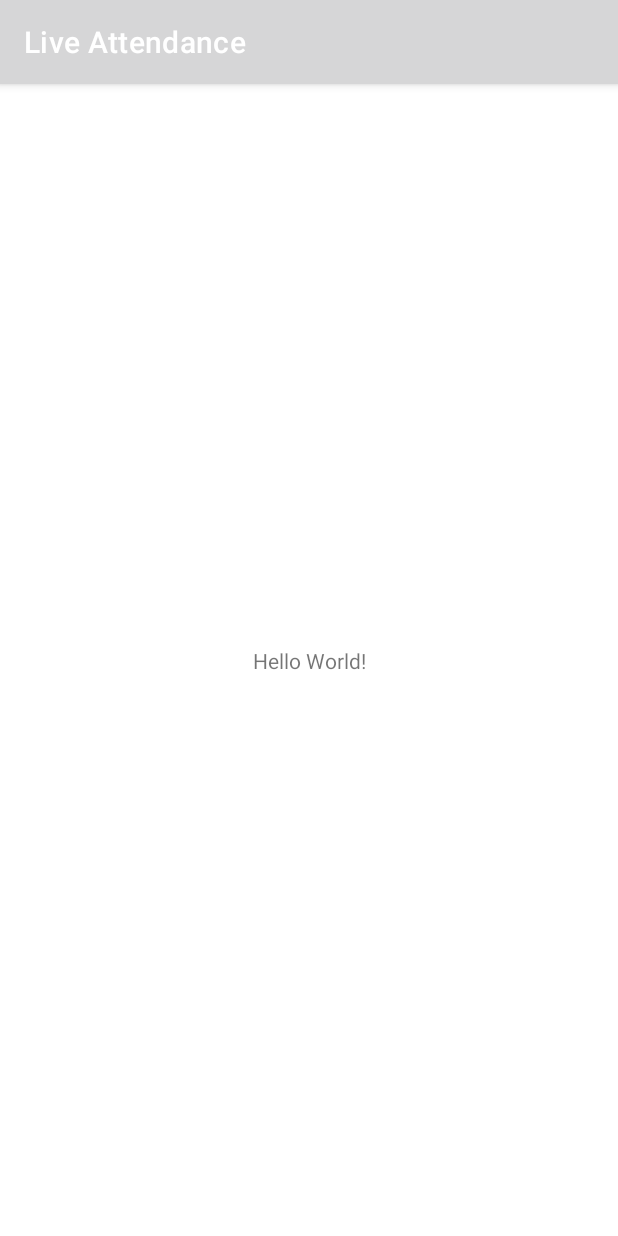
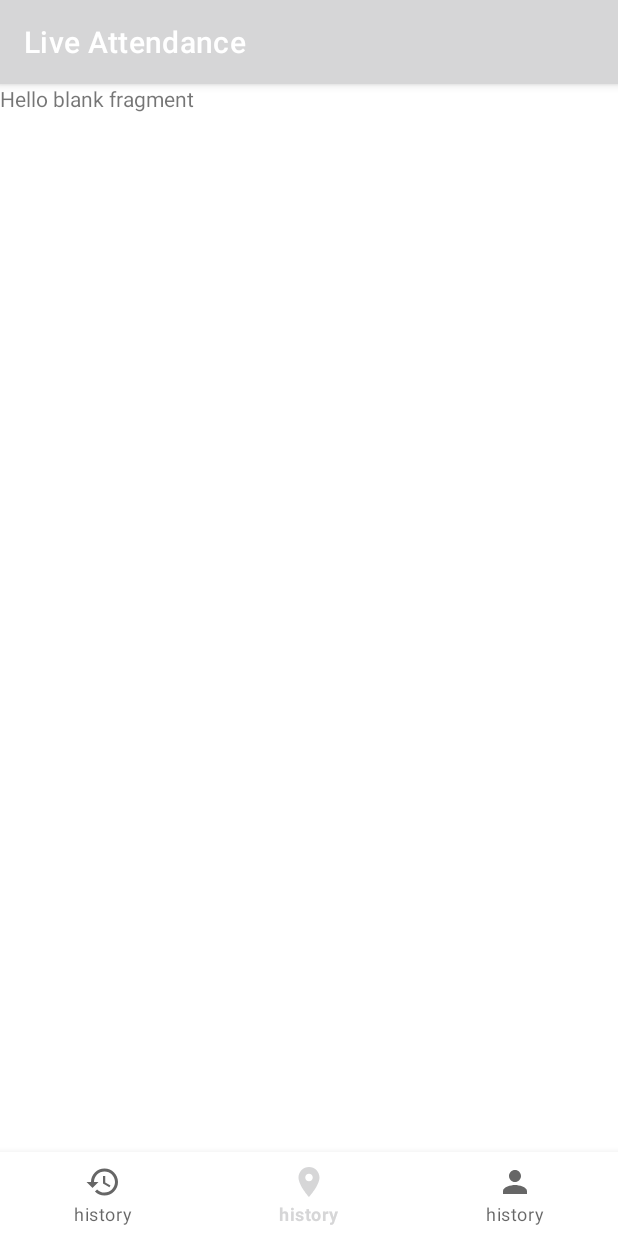
Before and after one commit to ridaangga/android-live-attendance-app, an Android app: the screen it shows after launch (MainActivity), on a phone screen of 412 x 824 dp. Run offline under Robolectric (Android 15) with nearby library versions, the phone set to English and light mode, and no system bars.

Commit message:
ui:prepare MainActivity for display HistoryFragment, AttendanceFragment,UserFragment

```diff
--- a/app/src/main/AndroidManifest.xml
+++ b/app/src/main/AndroidManifest.xml
@@ -21,7 +21,7 @@
             android:name=".SplashActivity"
             android:exported="false" />
         <activity
-            android:name=".MainActivity"
+            android:name=".views.main.MainActivity"
             android:exported="true">
             <intent-filter>
                 <action android:name="android.intent.action.MAIN" />
--- a/app/src/main/java/com/example/liveattendance/MainActivity.kt
+++ /dev/null
@@ -1,11 +0,0 @@
-package com.example.liveattendance
-
-import androidx.appcompat.app.AppCompatActivity
-import android.os.Bundle
-
-class MainActivity : AppCompatActivity() {
-    override fun onCreate(savedInstanceState: Bundle?) {
-        super.onCreate(savedInstanceState)
-        setContentView(R.layout.activity_main)
-    }
-}
--- /dev/null
+++ b/app/src/main/java/com/example/liveattendance/views/attendance/AttendanceFragment.kt
@@ -0,0 +1,60 @@
+package com.example.liveattendance.views.attendance
+
+import android.os.Bundle
+import androidx.fragment.app.Fragment
+import android.view.LayoutInflater
+import android.view.View
+import android.view.ViewGroup
+import com.example.liveattendance.R
+
+// TODO: Rename parameter arguments, choose names that match
+// the fragment initialization parameters, e.g. ARG_ITEM_NUMBER
+private const val ARG_PARAM1 = "param1"
+private const val ARG_PARAM2 = "param2"
+
+/**
+ * A simple [Fragment] subclass.
+ * Use the [AttendanceFragment.newInstance] factory method to
+ * create an instance of this fragment.
+ */
+class AttendanceFragment : Fragment() {
+    // TODO: Rename and change types of parameters
+    private var param1: String? = null
+    private var param2: String? = null
+
+    override fun onCreate(savedInstanceState: Bundle?) {
+        super.onCreate(savedInstanceState)
+        arguments?.let {
+            param1 = it.getString(ARG_PARAM1)
+            param2 = it.getString(ARG_PARAM2)
+        }
+    }
+
+    override fun onCreateView(
+        inflater: LayoutInflater, container: ViewGroup?,
+        savedInstanceState: Bundle?
+    ): View? {
+        // Inflate the layout for this fragment
+        return inflater.inflate(R.layout.fragment_attendance, container, false)
+    }
+
+    companion object {
+        /**
+         * Use this factory method to create a new instance of
+         * this fragment using the provided parameters.
+         *
+         * @param param1 Parameter 1.
+         * @param param2 Parameter 2.
+         * @return A new instance of fragment AttendanceFragment.
+         */
+        // TODO: Rename and change types and number of parameters
+        @JvmStatic
+        fun newInstance(param1: String, param2: String) =
+            AttendanceFragment().apply {
+                arguments = Bundle().apply {
+                    putString(ARG_PARAM1, param1)
+                    putString(ARG_PARAM2, param2)
+                }
+            }
+    }
+}
--- /dev/null
+++ b/app/src/main/java/com/example/liveattendance/views/main/MainActivity.kt
@@ -0,0 +1,62 @@
+@file:Suppress("DEPRECATION")
+
+package com.example.liveattendance.views.main
+
+import androidx.appcompat.app.AppCompatActivity
+import android.os.Bundle
+import androidx.fragment.app.Fragment
+import com.example.liveattendance.R
+import com.example.liveattendance.databinding.ActivityMainBinding
+import com.example.liveattendance.views.attendance.AttendanceFragment
+import com.example.liveattendance.views.history.HistoryFragment
+import com.example.liveattendance.views.profile.ProfileFragment
+
+class MainActivity : AppCompatActivity() {
+
+    private lateinit var binding: ActivityMainBinding
+
+    override fun onCreate(savedInstanceState: Bundle?) {
+        super.onCreate(savedInstanceState)
+        binding = ActivityMainBinding.inflate(layoutInflater)
+        setContentView(binding.root)
+
+        init()
+    }
+
+    private fun init() {
+        binding.btmNavigationMain.setOnNavigationItemSelectedListener {
+            when(it.itemId) {
+                R.id.action_history -> {
+                    openFragment(HistoryFragment())
+                    return@setOnNavigationItemSelectedListener true
+                }
+
+                R.id.action_attendance -> {
+                    openFragment(AttendanceFragment())
+                    return@setOnNavigationItemSelectedListener true
+                }
+
+                R.id.action_profile -> {
+                    openFragment(ProfileFragment())
+                    return@setOnNavigationItemSelectedListener true
+                }
+            }
+
+            return@setOnNavigationItemSelectedListener false
+        }
+        openHomeFragment()
+    }
+
+    private fun openHomeFragment() {
+        binding.btmNavigationMain.selectedItemId = R.id.action_attendance
+    }
+
+    private fun openFragment(fragment: Fragment) {
+        supportFragmentManager
+            .beginTransaction()
+            .replace(R.id.frame_main, fragment)
+            .addToBackStack(null)
+            .commit()
+    }
+
+}
--- /dev/null
+++ b/app/src/main/res/drawable/baseline_history_24.xml
@@ -0,0 +1,5 @@
+<vector android:height="24dp" android:tint="#000000"
+    android:viewportHeight="24" android:viewportWidth="24"
+    android:width="24dp" xmlns:android="http://schemas.android.com/apk/res/android">
+    <path android:fillColor="@android:color/white" android:pathData="M13,3c-4.97,0 -9,4.03 -9,9L1,12l3.89,3.89 0.07,0.14L9,12L6,12c0,-3.87 3.13,-7 7,-7s7,3.13 7,7 -3.13,7 -7,7c-1.93,0 -3.68,-0.79 -4.94,-2.06l-1.42,1.42C8.27,19.99 10.51,21 13,21c4.97,0 9,-4.03 9,-9s-4.03,-9 -9,-9zM12,8v5l4.28,2.54 0.72,-1.21 -3.5,-2.08L13.5,8L12,8z"/>
+</vector>
--- /dev/null
+++ b/app/src/main/res/drawable/baseline_location_on_24.xml
@@ -0,0 +1,5 @@
+<vector android:height="24dp" android:tint="#000000"
+    android:viewportHeight="24" android:viewportWidth="24"
+    android:width="24dp" xmlns:android="http://schemas.android.com/apk/res/android">
+    <path android:fillColor="@android:color/white" android:pathData="M12,2C8.13,2 5,5.13 5,9c0,5.25 7,13 7,13s7,-7.75 7,-13c0,-3.87 -3.13,-7 -7,-7zM12,11.5c-1.38,0 -2.5,-1.12 -2.5,-2.5s1.12,-2.5 2.5,-2.5 2.5,1.12 2.5,2.5 -1.12,2.5 -2.5,2.5z"/>
+</vector>
--- /dev/null
+++ b/app/src/main/res/drawable/baseline_person_24.xml
@@ -0,0 +1,5 @@
+<vector android:height="24dp" android:tint="#000000"
+    android:viewportHeight="24" android:viewportWidth="24"
+    android:width="24dp" xmlns:android="http://schemas.android.com/apk/res/android">
+    <path android:fillColor="@android:color/white" android:pathData="M12,12c2.21,0 4,-1.79 4,-4s-1.79,-4 -4,-4 -4,1.79 -4,4 1.79,4 4,4zM12,14c-2.67,0 -8,1.34 -8,4v2h16v-2c0,-2.66 -5.33,-4 -8,-4z"/>
+</vector>
--- a/app/src/main/res/layout/activity_main.xml
+++ b/app/src/main/res/layout/activity_main.xml
@@ -4,15 +4,21 @@
     xmlns:tools="http://schemas.android.com/tools"
     android:layout_width="match_parent"
     android:layout_height="match_parent"
-    tools:context=".MainActivity">
+    tools:context=".views.main.MainActivity">
 
-    <TextView
-        android:layout_width="wrap_content"
+    <FrameLayout
+        android:id="@+id/frame_main"
+        android:layout_width="match_parent"
+        android:layout_height="0dp"
+        app:layout_constraintTop_toTopOf="parent"
+        app:layout_constraintBottom_toTopOf="@id/btm_navigation_main"/>
+
+    <com.google.android.material.bottomnavigation.BottomNavigationView
+        android:id="@+id/btm_navigation_main"
+        android:layout_width="match_parent"
         android:layout_height="wrap_content"
-        android:text="Hello World!"
-        app:layout_constraintBottom_toBottomOf="parent"
-        app:layout_constraintEnd_toEndOf="parent"
-        app:layout_constraintStart_toStartOf="parent"
-        app:layout_constraintTop_toTopOf="parent" />
+        android:background="@android:color/white"
+        app:menu="@menu/main_menu"
+        app:layout_constraintBottom_toBottomOf="parent"/>
 
 </androidx.constraintlayout.widget.ConstraintLayout>
--- /dev/null
+++ b/app/src/main/res/layout/fragment_attendance.xml
@@ -0,0 +1,14 @@
+<?xml version="1.0" encoding="utf-8"?>
+<FrameLayout xmlns:android="http://schemas.android.com/apk/res/android"
+    xmlns:tools="http://schemas.android.com/tools"
+    android:layout_width="match_parent"
+    android:layout_height="match_parent"
+    tools:context=".views.attendance.AttendanceFragment">
+
+    <!-- TODO: Update blank fragment layout -->
+    <TextView
+        android:layout_width="match_parent"
+        android:layout_height="match_parent"
+        android:text="@string/hello_blank_fragment" />
+
+</FrameLayout>
--- /dev/null
+++ b/app/src/main/res/menu/main_menu.xml
@@ -0,0 +1,20 @@
+<?xml version="1.0" encoding="utf-8"?>
+<menu xmlns:android="http://schemas.android.com/apk/res/android" xmlns:app="http://schemas.android.com/apk/res-auto">
+<item
+    android:id="@+id/action_history"
+    android:title="@string/history"
+    android:icon="@drawable/baseline_history_24"
+    app:showAsAction="always"/>
+
+<item
+    android:id="@+id/action_attendance"
+    android:title="@string/history"
+    android:icon="@drawable/baseline_location_on_24"
+    app:showAsAction="ifRoom"/>
+
+<item
+    android:id="@+id/action_profile"
+    android:title="@string/history"
+    android:icon="@drawable/baseline_person_24"
+    app:showAsAction="always"/>
+</menu>
--- a/app/src/main/res/values/strings.xml
+++ b/app/src/main/res/values/strings.xml
@@ -5,4 +5,7 @@
     <string name="email">Email</string>
     <string name="login">Login</string>
     <string name="forgot_password">forgot_password</string>
+    <string name="history">history</string>
+    <!-- TODO: Remove or change this placeholder text -->
+    <string name="hello_blank_fragment">Hello blank fragment</string>
 </resources>
```
Also changed, not shown: app/src/main/java/com/example/liveattendance/views/history/HistoryFragment.kt (added, +60 -0 lines), app/src/main/java/com/example/liveattendance/views/profile/ProfileFragment.kt (added, +60 -0 lines), app/src/main/res/layout/fragment_history.xml (added, +14 -0 lines), app/src/main/res/layout/fragment_profile.xml (added, +14 -0 lines).
